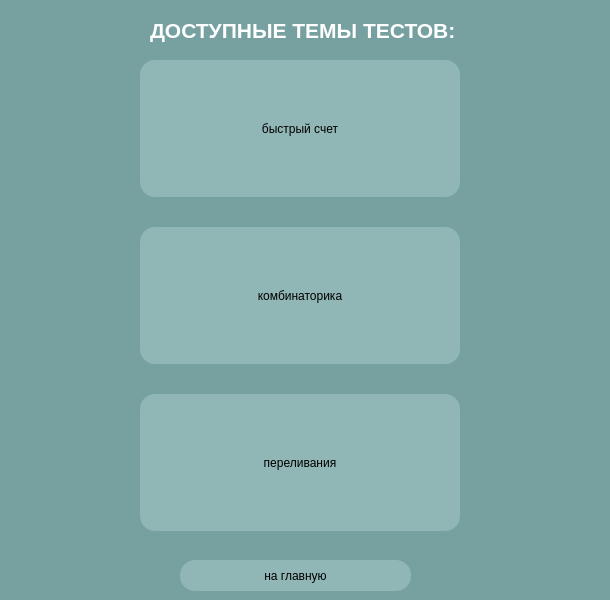
The window that profs.ui (xiaoticc/maths_project) describes before a commit, drawn with Qt 5.
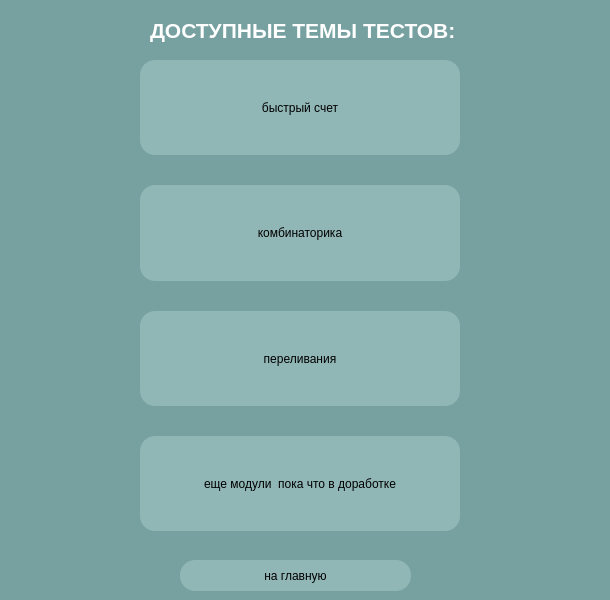
The same window after the commit.

Diff of the .ui file:
```diff
--- a/profs.ui
+++ b/profs.ui
@@ -170,6 +170,34 @@
        </attribute>
       </widget>
      </item>
+     <item>
+      <widget class="QPushButton" name="btn_pr4">
+       <property name="sizePolicy">
+        <sizepolicy hsizetype="MinimumExpanding" vsizetype="MinimumExpanding">
+         <horstretch>0</horstretch>
+         <verstretch>0</verstretch>
+        </sizepolicy>
+       </property>
+       <property name="styleSheet">
+        <string notr="true">QPushButton {
+	background-color: rgb(145, 182, 182);
+	border-width: 2px;
+	border-radius: 15px;
+}
+
+QPushbutton:pressed {
+	background-color: white
+
+}</string>
+       </property>
+       <property name="text">
+        <string>еще модули  пока что в доработке</string>
+       </property>
+       <attribute name="buttonGroup">
+        <string notr="true">prof_buttons</string>
+       </attribute>
+      </widget>
+     </item>
     </layout>
    </widget>
    <widget class="QPushButton" name="btn_mainp">
```
